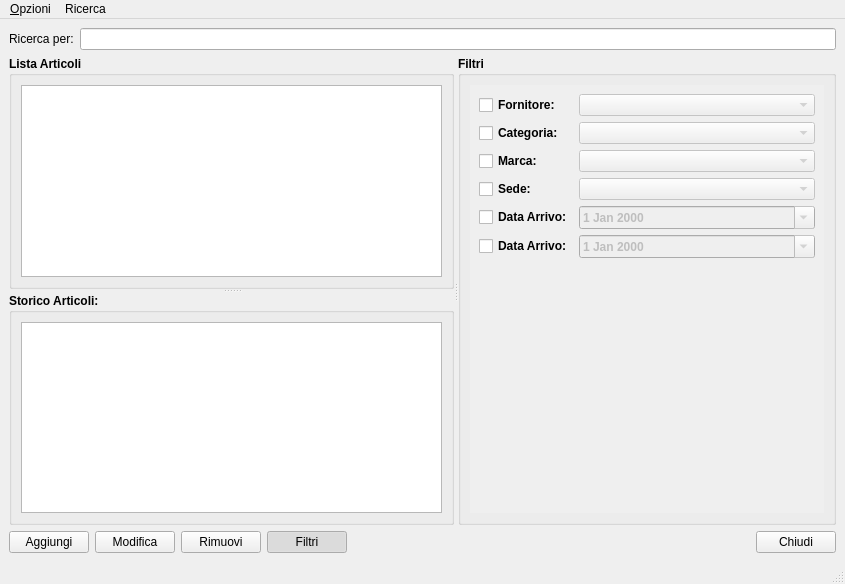
kvsd/Gestionale, file moduleMagazzino/magazzinowindow.ui: the form before one commit.
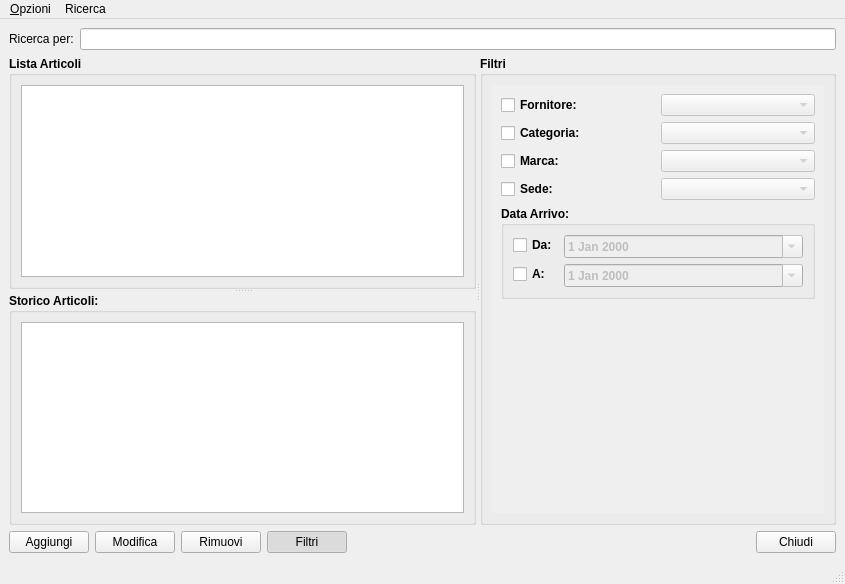
The form after the commit.

Commit message: Modificata le funzioni di ricerca

```diff
--- a/moduleMagazzino/magazzinowindow.ui
+++ b/moduleMagazzino/magazzinowindow.ui
@@ -163,7 +163,7 @@
            </property>
            <layout class="QVBoxLayout" name="verticalLayout_4">
             <item>
-             <layout class="QGridLayout" name="gridLayout_2" columnstretch="0,1">
+             <layout class="QGridLayout" name="gridLayout_2" columnstretch="0,0">
               <item row="0" column="0">
                <widget class="QCheckBox" name="fornitoreEnabler">
                 <property name="text">
@@ -223,14 +223,20 @@
                 </property>
                </widget>
               </item>
-              <item row="4" column="0">
+              <item row="5" column="0" colspan="2">
+               <widget class="QGroupBox" name="groupBox_4">
+                <property name="title">
+                 <string>Data Arrivo:</string>
+                </property>
+                <layout class="QFormLayout" name="formLayout">
+                 <item row="0" column="0">
                <widget class="QCheckBox" name="data1Enabler">
                 <property name="text">
-                 <string>Data Arrivo:</string>
+                    <string>Da:</string>
                 </property>
                </widget>
               </item>
-              <item row="4" column="1">
+                 <item row="0" column="1">
                <widget class="QDateEdit" name="data1LineEdit">
                 <property name="enabled">
                  <bool>false</bool>
@@ -240,14 +246,14 @@
                 </property>
                </widget>
               </item>
-              <item row="5" column="0">
+                 <item row="1" column="0">
                <widget class="QCheckBox" name="data2Enabler">
                 <property name="text">
-                 <string>Data Arrivo:</string>
+                    <string>A:</string>
                 </property>
                </widget>
               </item>
-              <item row="5" column="1">
+                 <item row="1" column="1">
                <widget class="QDateEdit" name="data2LineEdit">
                 <property name="enabled">
                  <bool>false</bool>
@@ -258,6 +264,9 @@
                </widget>
               </item>
              </layout>
+               </widget>
+              </item>
+             </layout>
             </item>
             <item>
              <spacer name="verticalSpacer">
```
Left out of the diff: 2 changed lines with no effect on the pictures. Lines whose indentation alone changed are shown as unchanged. The commit also changes 2 other files.
